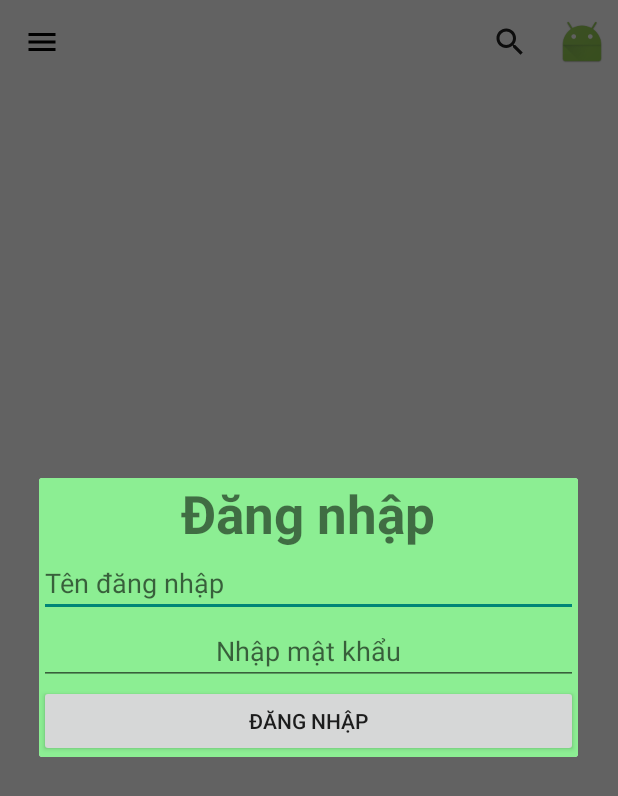
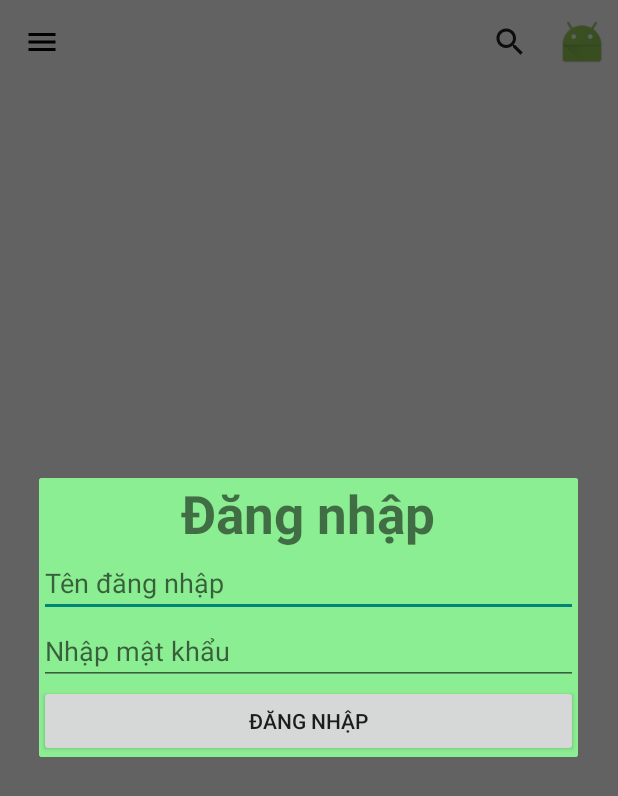
Before and after one commit to DucSine/COTS, an Android app: the screen it shows after launch (MainActivity), after a tap on "avatar", on a phone screen of 412 x 824 dp. Shown: the top 796 px of the screen. Run offline under Robolectric (Android 15) with nearby library versions, the phone set to English and light mode, and no system bars; 2 other taps on this screen came first.

Commit message:
Fix
Signed-off-by: DucSine <duchoangvo97@gmail.com>

```diff
--- a/app/src/main/res/layout/dialog_login.xml
+++ b/app/src/main/res/layout/dialog_login.xml
@@ -37,8 +37,7 @@
         android:autofillHints=""
         android:ems="10"
         android:hint="@string/hint_edt_dialog_password"
-        android:inputType="textPassword"
-        android:textAlignment="center" />
+        android:inputType="textPassword" />
 
     <Button
         android:id="@+id/btn_dialog_login"
```
